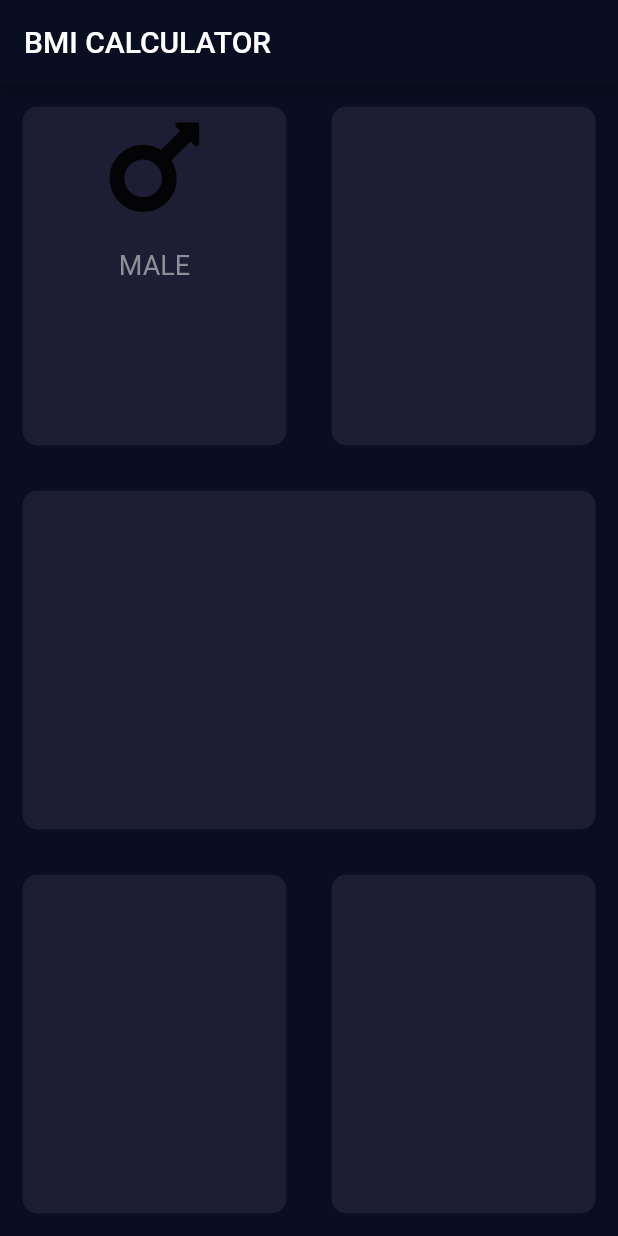
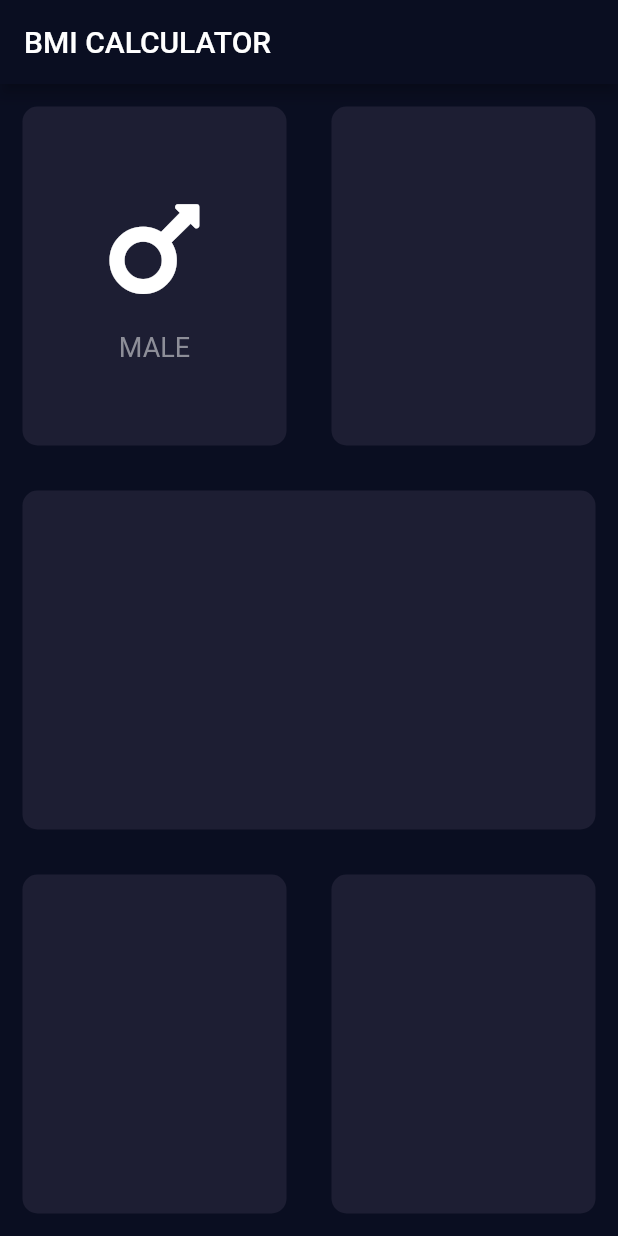
Before and after one commit to ldasha60/bmi-calculator-flutter, a Flutter app: the screen it shows after launch, on a phone screen of 412 x 824 dp. Run offline on Flutter 3.47's test engine with Material 2 defaults, Android fonts, the phone set to English and light mode, and no system bars; our stand-ins replace font_awesome_flutter.

Commit message:
Create first IconContent().

```diff
--- a/lib/input_page.dart
+++ b/lib/input_page.dart
@@ -22,22 +22,7 @@ class _InputPageState extends State<InputPage> {
                 Expanded(
                   child: ReusableCard(
                     color: Color(0xFF1D1E33),
-                    cardChild: Column(
-                      children: <Widget>[
-                        Icon(
-                          FontAwesomeIcons.mars,
-                          size: 80.0,
-                        ),
-                        SizedBox(
-                          height: 15.0,
-                        ),
-                        Text(
-                          'MALE',
-                          style: TextStyle(
-                              fontSize: 18.0, color: Color(0xFF8D8E98)),
-                        )
-                      ],
-                    ),
+                    cardChild: IconContent(),
                   ),
                 ),
                 Expanded(
@@ -73,6 +58,33 @@ class _InputPageState extends State<InputPage> {
   }
 }
 
+class IconContent extends StatelessWidget {
+  const IconContent({
+    Key key,
+  }) : super(key: key);
+
+  @override
+  Widget build(BuildContext context) {
+    return Column(
+      mainAxisAlignment: MainAxisAlignment.center,
+      children: <Widget>[
+        Icon(
+          FontAwesomeIcons.mars,
+          color: Colors.white,
+          size: 80.0,
+        ),
+        SizedBox(
+          height: 15.0,
+        ),
+        Text(
+          'MALE',
+          style: TextStyle(fontSize: 18.0, color: Color(0xFF8D8E98)),
+        )
+      ],
+    );
+  }
+}
+
 class ReusableCard extends StatelessWidget {
   ReusableCard({@required this.color, this.cardChild});
 
```
